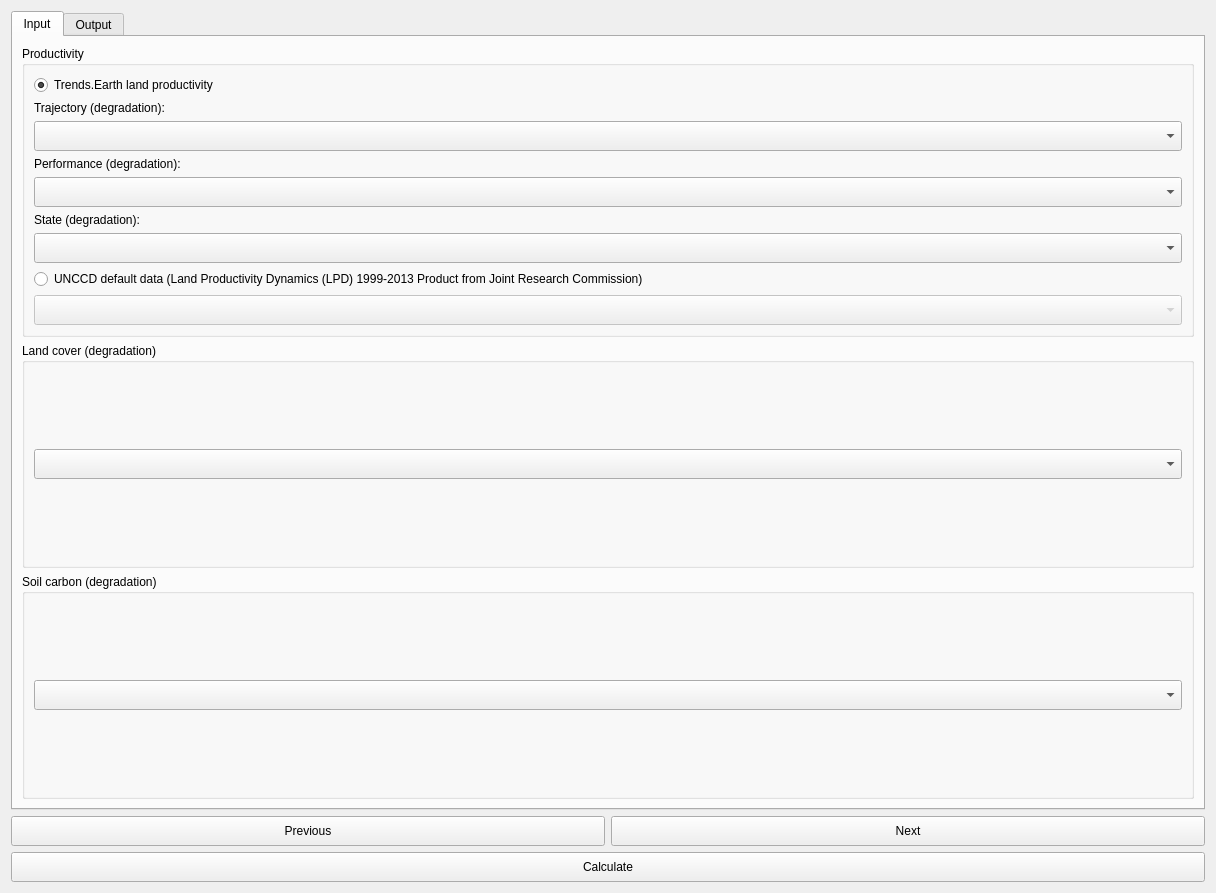
The window that LDMP/gui/DlgCalculateSDGAdvanced.ui (ConservationInternational/trends.earth) describes before a commit, drawn with Qt 5.
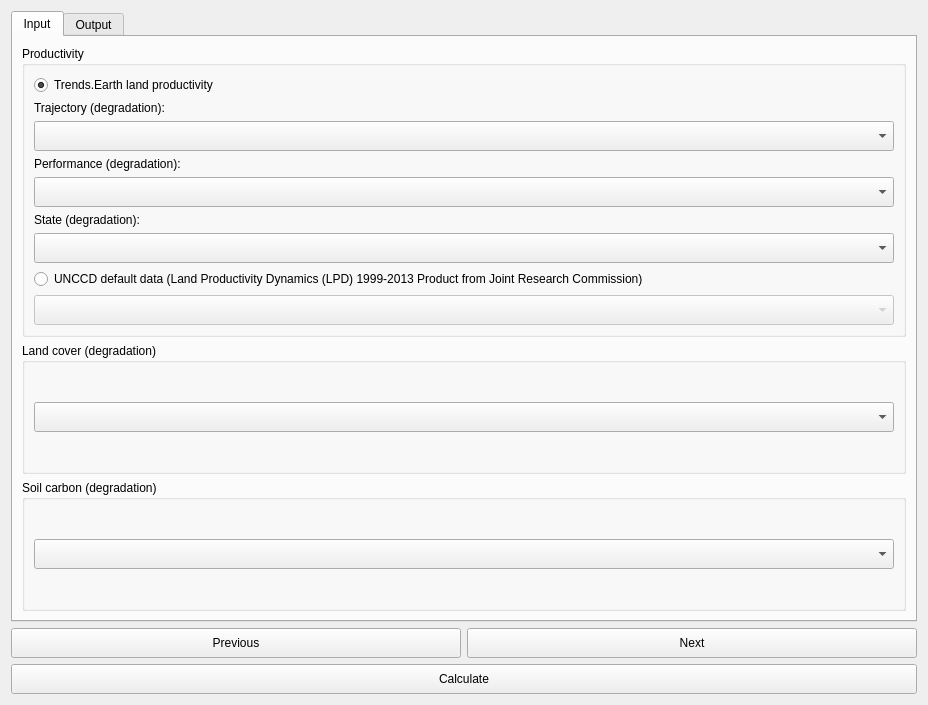
The same window after the commit.

Patch:
```diff
--- a/LDMP/gui/DlgCalculateSDGAdvanced.ui
+++ b/LDMP/gui/DlgCalculateSDGAdvanced.ui
@@ -6,8 +6,8 @@
    <rect>
     <x>0</x>
     <y>0</y>
-    <width>1216</width>
-    <height>893</height>
+    <width>928</width>
+    <height>705</height>
    </rect>
   </property>
   <property name="sizePolicy">
```
